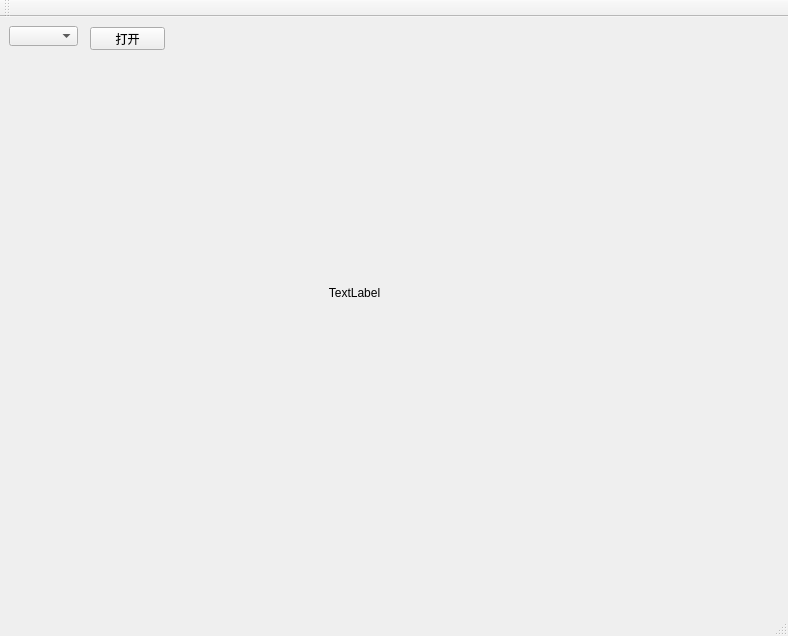
This is windows.ui in 851896022/MCU90640_Test as Qt 5 draws it before an edit. The edited form follows.
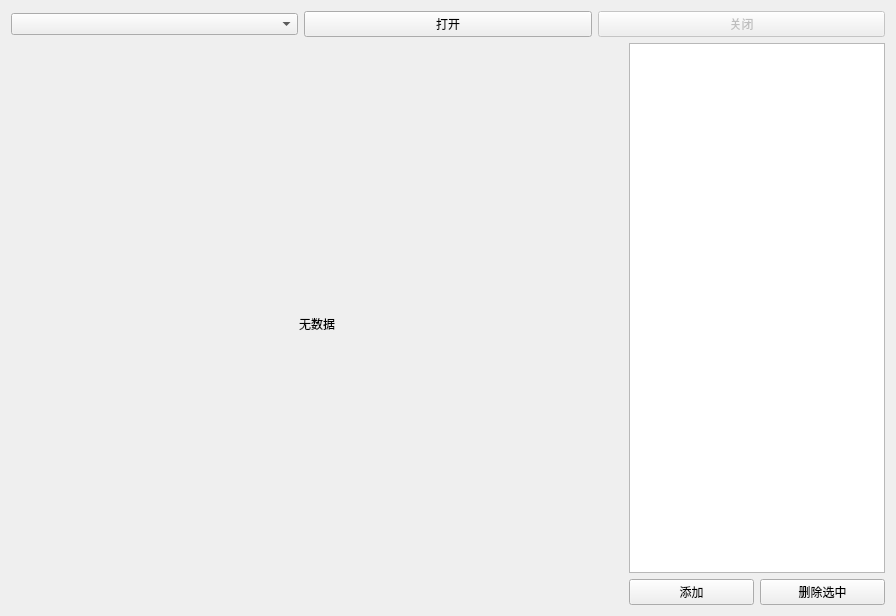
This is the edited form.

Patch:
```diff
--- a/windows.ui
+++ b/windows.ui
@@ -6,23 +6,43 @@
    <rect>
     <x>0</x>
     <y>0</y>
-    <width>788</width>
-    <height>636</height>
+    <width>896</width>
+    <height>616</height>
    </rect>
   </property>
   <property name="windowTitle">
    <string>Windows</string>
   </property>
   <widget class="QWidget" name="centralWidget">
+   <layout class="QVBoxLayout" name="verticalLayout_2">
+    <item>
+     <layout class="QHBoxLayout" name="horizontalLayout">
+      <item>
+       <widget class="QComboBox" name="comBox"/>
+      </item>
+      <item>
+       <widget class="QPushButton" name="btnOpen">
+        <property name="text">
+         <string>打开</string>
+        </property>
+       </widget>
+      </item>
+      <item>
+       <widget class="QPushButton" name="btnClose">
+        <property name="enabled">
+         <bool>false</bool>
+        </property>
+        <property name="text">
+         <string>关闭</string>
+        </property>
+       </widget>
+      </item>
+     </layout>
+    </item>
+    <item>
+     <layout class="QHBoxLayout" name="horizontalLayout_3" stretch="1,0">
+      <item>
    <widget class="QLabel" name="imgLabel">
-    <property name="geometry">
-     <rect>
-      <x>9</x>
-      <y>35</y>
-      <width>691</width>
-      <height>481</height>
-     </rect>
-    </property>
     <property name="sizePolicy">
      <sizepolicy hsizetype="Ignored" vsizetype="Ignored">
       <horstretch>0</horstretch>
@@ -30,55 +50,42 @@
      </sizepolicy>
     </property>
     <property name="text">
-     <string>TextLabel</string>
+         <string>无数据</string>
     </property>
     <property name="alignment">
      <set>Qt::AlignCenter</set>
     </property>
    </widget>
-   <widget class="QComboBox" name="comBox">
-    <property name="geometry">
-     <rect>
-      <x>9</x>
-      <y>9</y>
-      <width>69</width>
-      <height>20</height>
-     </rect>
-    </property>
-   </widget>
-   <widget class="QPushButton" name="btnOpen">
-    <property name="geometry">
-     <rect>
-      <x>90</x>
-      <y>10</y>
-      <width>75</width>
-      <height>23</height>
-     </rect>
-    </property>
+      </item>
+      <item>
+       <layout class="QVBoxLayout" name="verticalLayout">
+        <item>
+         <widget class="QListWidget" name="listWidgetAlarm"/>
+        </item>
+        <item>
+         <layout class="QHBoxLayout" name="horizontalLayout_2">
+          <item>
+           <widget class="QPushButton" name="btnAdd">
+            <property name="text">
+             <string>添加</string>
+            </property>
+           </widget>
+          </item>
+          <item>
+           <widget class="QPushButton" name="btnDel">
     <property name="text">
-     <string>打开</string>
-    </property>
-   </widget>
+             <string>删除选中</string>
+            </property>
+           </widget>
+          </item>
+         </layout>
+        </item>
+       </layout>
+      </item>
+     </layout>
+    </item>
+   </layout>
   </widget>
-  <widget class="QMenuBar" name="menuBar">
-   <property name="geometry">
-    <rect>
-     <x>0</x>
-     <y>0</y>
-     <width>788</width>
-     <height>23</height>
-    </rect>
-   </property>
-  </widget>
-  <widget class="QToolBar" name="mainToolBar">
-   <attribute name="toolBarArea">
-    <enum>TopToolBarArea</enum>
-   </attribute>
-   <attribute name="toolBarBreak">
-    <bool>false</bool>
-   </attribute>
-  </widget>
-  <widget class="QStatusBar" name="statusBar"/>
  </widget>
  <layoutdefault spacing="6" margin="11"/>
  <resources/>
```
Lines whose indentation alone changed are shown as unchanged.
